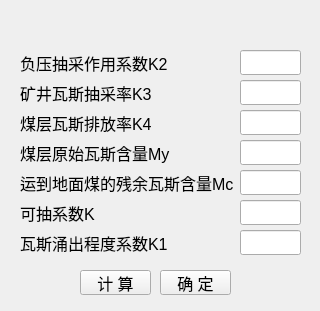
Above: python/cbm/uifiles/mine_gas_reserves_predict_dlg2.ui from wyrover/cbm before the change. Below: the same form after it.
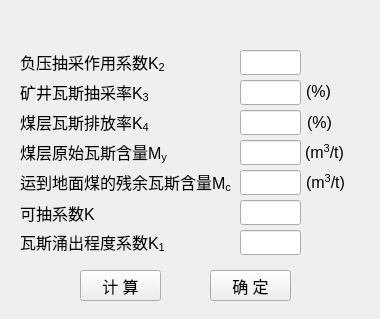
That is the form after the change. Icons and pictures are not drawn.

```diff
--- a/python/cbm/uifiles/mine_gas_reserves_predict_dlg2.ui
+++ b/python/cbm/uifiles/mine_gas_reserves_predict_dlg2.ui
@@ -6,8 +6,8 @@
    <rect>
     <x>0</x>
     <y>0</y>
-    <width>320</width>
-    <height>311</height>
+    <width>380</width>
+    <height>319</height>
    </rect>
   </property>
   <property name="windowTitle">
@@ -22,7 +22,7 @@
     <rect>
      <x>0</x>
      <y>30</y>
-     <width>321</width>
+     <width>371</width>
      <height>281</height>
     </rect>
    </property>
@@ -46,8 +46,8 @@
      <rect>
       <x>80</x>
       <y>240</y>
-      <width>71</width>
-      <height>25</height>
+      <width>81</width>
+      <height>31</height>
      </rect>
     </property>
     <property name="font">
@@ -122,7 +122,7 @@
      </font>
     </property>
     <property name="text">
-     <string>煤层瓦斯排放率K4</string>
+     <string>&lt;html&gt;&lt;head/&gt;&lt;body&gt;&lt;p&gt;煤层瓦斯排放率K&lt;span style=&quot; vertical-align:sub;&quot;&gt;4&lt;/span&gt;&lt;/p&gt;&lt;/body&gt;&lt;/html&gt;</string>
     </property>
    </widget>
    <widget class="QLabel" name="label">
@@ -140,7 +140,7 @@
      </font>
     </property>
     <property name="text">
-     <string>负压抽采作用系数K2</string>
+     <string>&lt;html&gt;&lt;head/&gt;&lt;body&gt;&lt;p&gt;负压抽采作用系数K&lt;span style=&quot; vertical-align:sub;&quot;&gt;2&lt;/span&gt;&lt;/p&gt;&lt;/body&gt;&lt;/html&gt;</string>
     </property>
    </widget>
    <widget class="QLineEdit" name="pump_k">
@@ -173,7 +173,7 @@
      </font>
     </property>
     <property name="text">
-     <string>瓦斯涌出程度系数K1</string>
+     <string>&lt;html&gt;&lt;head/&gt;&lt;body&gt;&lt;p&gt;瓦斯涌出程度系数K&lt;span style=&quot; vertical-align:sub;&quot;&gt;1&lt;/span&gt;&lt;/p&gt;&lt;/body&gt;&lt;/html&gt;</string>
     </property>
    </widget>
    <widget class="QLineEdit" name="pump_k4">
@@ -206,7 +206,7 @@
      </font>
     </property>
     <property name="text">
-     <string>煤层原始瓦斯含量My</string>
+     <string>&lt;html&gt;&lt;head/&gt;&lt;body&gt;&lt;p&gt;煤层原始瓦斯含量M&lt;span style=&quot; vertical-align:sub;&quot;&gt;y&lt;/span&gt;&lt;/p&gt;&lt;/body&gt;&lt;/html&gt;</string>
     </property>
    </widget>
    <widget class="QLineEdit" name="pump_k1">
@@ -227,10 +227,10 @@
    <widget class="QPushButton" name="ok">
     <property name="geometry">
      <rect>
-      <x>160</x>
+      <x>210</x>
       <y>240</y>
-      <width>71</width>
-      <height>25</height>
+      <width>81</width>
+      <height>31</height>
      </rect>
     </property>
     <property name="font">
@@ -272,7 +272,7 @@
      </font>
     </property>
     <property name="text">
-     <string>运到地面煤的残余瓦斯含量Mc</string>
+     <string>&lt;html&gt;&lt;head/&gt;&lt;body&gt;&lt;p&gt;运到地面煤的残余瓦斯含量M&lt;span style=&quot; vertical-align:sub;&quot;&gt;c&lt;/span&gt;&lt;/p&gt;&lt;/body&gt;&lt;/html&gt;</string>
     </property>
    </widget>
    <widget class="QLabel" name="label_2">
@@ -290,7 +290,79 @@
      </font>
     </property>
     <property name="text">
-     <string>矿井瓦斯抽采率K3</string>
+     <string>&lt;html&gt;&lt;head/&gt;&lt;body&gt;&lt;p&gt;矿井瓦斯抽采率K&lt;span style=&quot; vertical-align:sub;&quot;&gt;3&lt;/span&gt;&lt;/p&gt;&lt;/body&gt;&lt;/html&gt;</string>
+    </property>
+   </widget>
+   <widget class="QLabel" name="label_8">
+    <property name="geometry">
+     <rect>
+      <x>305</x>
+      <y>110</y>
+      <width>51</width>
+      <height>25</height>
+     </rect>
+    </property>
+    <property name="font">
+     <font>
+      <pointsize>12</pointsize>
+     </font>
+    </property>
+    <property name="text">
+     <string>&lt;html&gt;&lt;head/&gt;&lt;body&gt;&lt;p&gt;(m&lt;span style=&quot; vertical-align:super;&quot;&gt;3&lt;/span&gt;/t)&lt;/p&gt;&lt;/body&gt;&lt;/html&gt;</string>
+    </property>
+   </widget>
+   <widget class="QLabel" name="label_9">
+    <property name="geometry">
+     <rect>
+      <x>306</x>
+      <y>140</y>
+      <width>51</width>
+      <height>25</height>
+     </rect>
+    </property>
+    <property name="font">
+     <font>
+      <pointsize>12</pointsize>
+     </font>
+    </property>
+    <property name="text">
+     <string>&lt;html&gt;&lt;head/&gt;&lt;body&gt;&lt;p&gt;(m&lt;span style=&quot; vertical-align:super;&quot;&gt;3&lt;/span&gt;/t)&lt;/p&gt;&lt;/body&gt;&lt;/html&gt;</string>
+    </property>
+   </widget>
+   <widget class="QLabel" name="label_11">
+    <property name="geometry">
+     <rect>
+      <x>306</x>
+      <y>49</y>
+      <width>51</width>
+      <height>25</height>
+     </rect>
+    </property>
+    <property name="font">
+     <font>
+      <pointsize>12</pointsize>
+     </font>
+    </property>
+    <property name="text">
+     <string>&lt;html&gt;&lt;head/&gt;&lt;body&gt;&lt;p&gt;(%)&lt;/p&gt;&lt;/body&gt;&lt;/html&gt;</string>
+    </property>
+   </widget>
+   <widget class="QLabel" name="label_12">
+    <property name="geometry">
+     <rect>
+      <x>307</x>
+      <y>80</y>
+      <width>51</width>
+      <height>25</height>
+     </rect>
+    </property>
+    <property name="font">
+     <font>
+      <pointsize>12</pointsize>
+     </font>
+    </property>
+    <property name="text">
+     <string>&lt;html&gt;&lt;head/&gt;&lt;body&gt;&lt;p&gt;(%)&lt;/p&gt;&lt;/body&gt;&lt;/html&gt;</string>
     </property>
    </widget>
   </widget>
@@ -299,7 +371,7 @@
     <rect>
      <x>-10</x>
      <y>0</y>
-     <width>331</width>
+     <width>381</width>
      <height>31</height>
     </rect>
    </property>
@@ -363,7 +435,7 @@
    <widget class="QPushButton" name="btnMenu_Close">
     <property name="geometry">
      <rect>
-      <x>290</x>
+      <x>340</x>
       <y>0</y>
       <width>41</width>
       <height>31</height>
```
